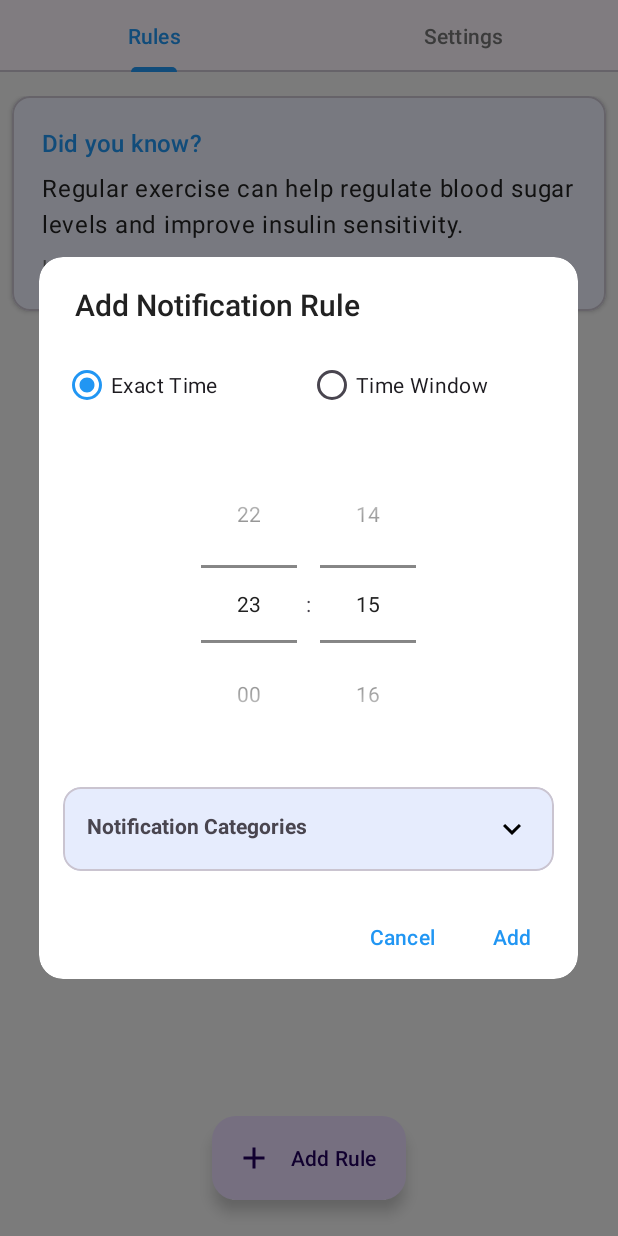
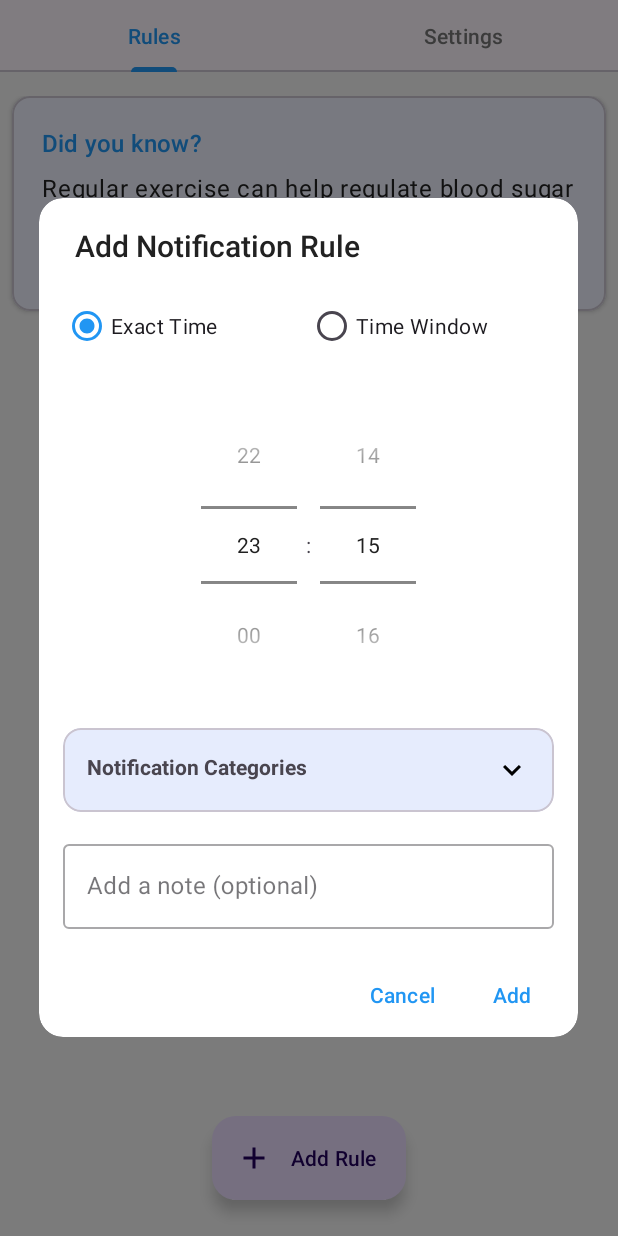
Before and after one commit to marcoperic/DiabetesNotificaionsAndroid, an Android app: the screen it shows after launch (MainActivity), after a tap on "Add Rule", on a phone screen of 412 x 824 dp. Run offline under Robolectric (Android 15) with nearby library versions, the phone set to English and light mode, and no system bars.

Commit message:
notes now appear on the notification_rule_item

```diff
--- a/app/src/main/java/com/mperic/diabetesnotificaions/model/NotificationRule.java
+++ b/app/src/main/java/com/mperic/diabetesnotificaions/model/NotificationRule.java
@@ -8,6 +8,7 @@ public class NotificationRule {
     private LocalTime endTime;
     private boolean isWindowBased;
     private boolean isEnabled;
+    private String note;
 
     public NotificationRule(int id, LocalTime startTime, LocalTime endTime, boolean isWindowBased) {
         this.id = id;
@@ -15,6 +16,7 @@ public class NotificationRule {
         this.endTime = endTime;
         this.isWindowBased = isWindowBased;
         this.isEnabled = true;
+        this.note = "";
     }
 
     // Getters and setters
@@ -24,4 +26,6 @@ public class NotificationRule {
     public boolean isWindowBased() { return isWindowBased; }
     public boolean isEnabled() { return isEnabled; }
     public void setEnabled(boolean enabled) { isEnabled = enabled; }
+    public String getNote() { return note; }
+    public void setNote(String note) { this.note = note; }
 }
--- a/app/src/main/java/com/mperic/diabetesnotificaions/ui/RulesFragment.java
+++ b/app/src/main/java/com/mperic/diabetesnotificaions/ui/RulesFragment.java
@@ -212,12 +212,16 @@ public class RulesFragment extends Fragment {
                     return;
                 }
 
+                TextInputEditText noteInput = dialogView.findViewById(R.id.noteInput);
+                String note = noteInput.getText() != null ? noteInput.getText().toString().trim() : "";
+
                 NotificationRule rule = new NotificationRule(
-                        new Random().nextInt(10000), // Generate random ID
+                        new Random().nextInt(10000),
                         startTime,
                         endTime,
                         isWindowBased
                 );
+                rule.setNote(note);
 
                 schedulingManager.saveRule(rule);
                 updateRulesList();
--- a/app/src/main/res/layout/dialog_add_rule.xml
+++ b/app/src/main/res/layout/dialog_add_rule.xml
@@ -169,4 +169,19 @@
             </LinearLayout>
         </LinearLayout>
     </com.google.android.material.card.MaterialCardView>
+
+    <com.google.android.material.textfield.TextInputLayout
+        android:layout_width="match_parent"
+        android:layout_height="wrap_content"
+        android:layout_marginTop="16dp"
+        style="@style/Widget.MaterialComponents.TextInputLayout.OutlinedBox">
+
+        <com.google.android.material.textfield.TextInputEditText
+            android:id="@+id/noteInput"
+            android:layout_width="match_parent"
+            android:layout_height="wrap_content"
+            android:hint="Add a note (optional)"
+            android:inputType="textMultiLine"
+            android:maxLines="3"/>
+    </com.google.android.material.textfield.TextInputLayout>
 </LinearLayout>
```
Also changed, not shown: app/src/main/java/com/mperic/diabetesnotificaions/ui/adapter/RulesAdapter.java (+10 -0 lines), app/src/main/res/layout/item_notification_rule.xml (+9 -0 lines).
